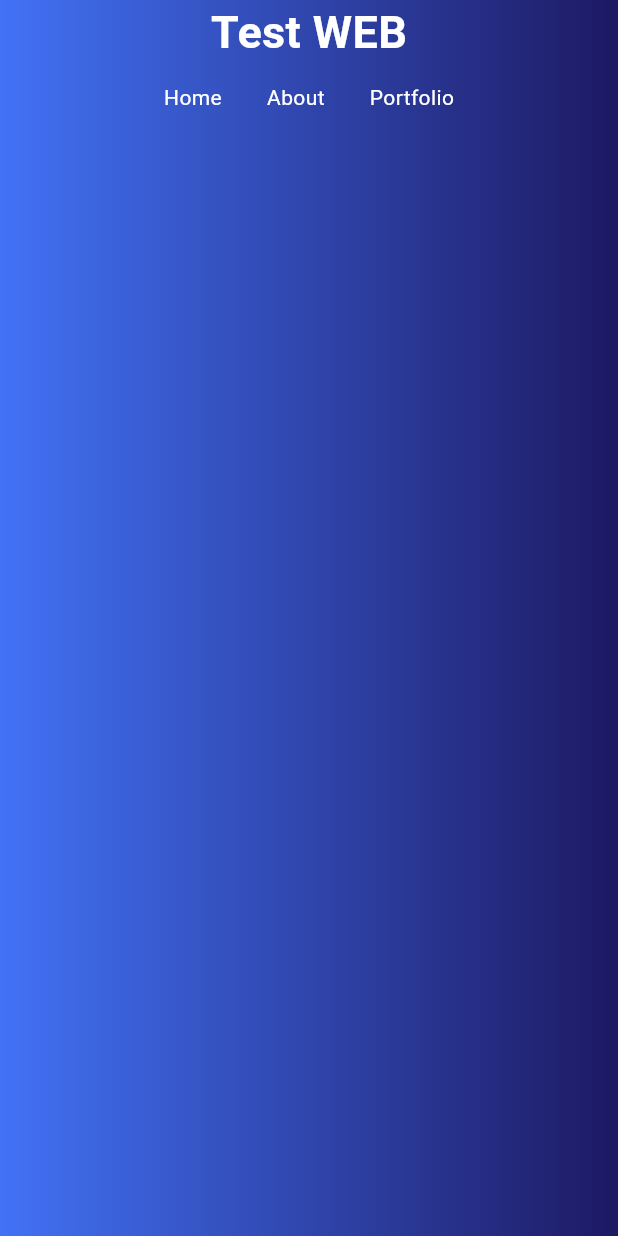
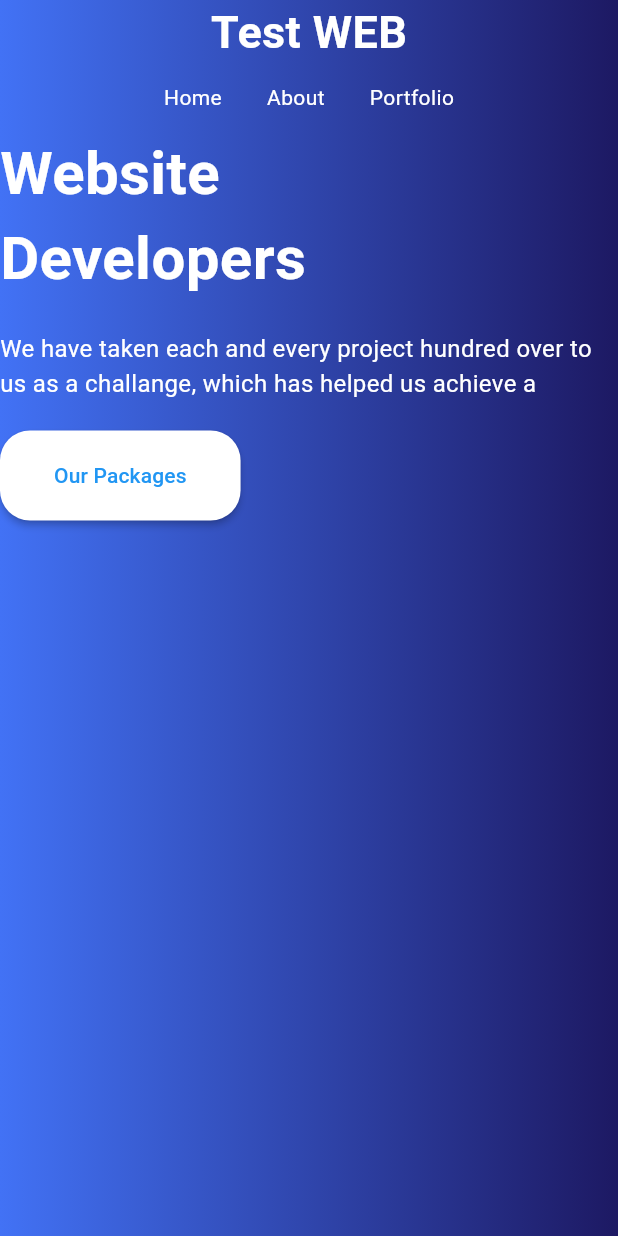
Before and after one commit to HashenWatawala/Flutter-Web, a Flutter app: the screen it shows after launch, on a phone screen of 412 x 824 dp. Run offline on Flutter 3.47's test engine with Material 3 defaults, Android fonts, the light colour scheme and no system bars.

Commit message:
Build a landing page

```diff
--- a/lib/Landing Page/landingpage.dart
+++ b/lib/Landing Page/landingpage.dart
@@ -1,6 +1,39 @@
 import 'package:flutter/material.dart';
 class LandingPage extends StatelessWidget {
-  const LandingPage({super.key});
+  List<Widget>pageChildren(){
+    return <Widget>[
+      Container(
+        child: Column(
+          crossAxisAlignment: CrossAxisAlignment.start,
+          children: <Widget>[
+            Text("Website \nDevelopers",style: TextStyle(fontWeight: FontWeight.bold, fontSize: 40.0, color: Colors.white),),
+            Padding(
+              padding: const EdgeInsets.symmetric(vertical: 20.0),
+              child: Text("We have taken each and every project hundred over to us as a challange, which has helped us achieve a",
+                style: TextStyle(
+                  fontSize: 16.0, color: Colors.white
+                ),
+              ),
+            ),
+            MaterialButton(
+              color: Colors.white,
+              shape: RoundedRectangleBorder(
+                borderRadius: BorderRadius.all(Radius.circular(20.0))
+              ),
+              onPressed: (){},
+              child: Padding(
+                padding: const EdgeInsets.symmetric(vertical: 20.0, horizontal: 20.0),
+                child: Text(
+                  "Our Packages",
+                  style: TextStyle(color: Colors.blue),
+                ),
+              ),
+            )
+          ],
+        ),
+      )
+    ];
+  }
 
   @override
   Widget build(BuildContext context) {
@@ -10,13 +43,15 @@ class LandingPage extends StatelessWidget {
       if(constraints.maxWidth > 800){
         return Row(
           mainAxisAlignment: MainAxisAlignment.center,
-          children: [],
-        )
+          children: pageChildren(),
+        );
       } else {
-        return MobileNavbar();
+        return Column(
+          children: pageChildren(),
+        );
       }
     }
-    );,
+    ),
     );
   }
 }
--- a/lib/main.dart
+++ b/lib/main.dart
@@ -1,6 +1,7 @@
 import 'package:flutter/cupertino.dart';
 import 'package:flutter/material.dart';
 import 'package:flutter/widgets.dart';
+import 'package:web_project/Landing%20Page/landingpage.dart';
 import 'package:web_project/Navbar/navbar.dart';
 
 void main() {
@@ -40,7 +41,8 @@ class MyHomePage extends StatelessWidget {
         ),
         child:Column(
           children: <Widget>[
-            Navbar()
+            Navbar(),
+            LandingPage()
           ],
         ),
       ),
```
